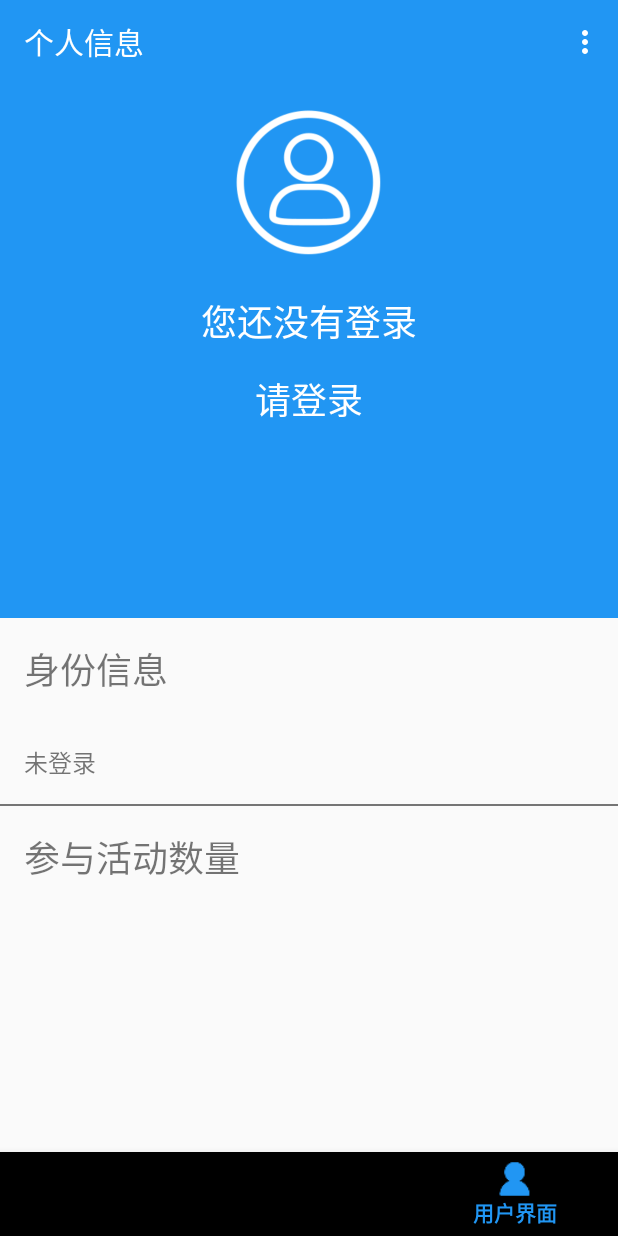
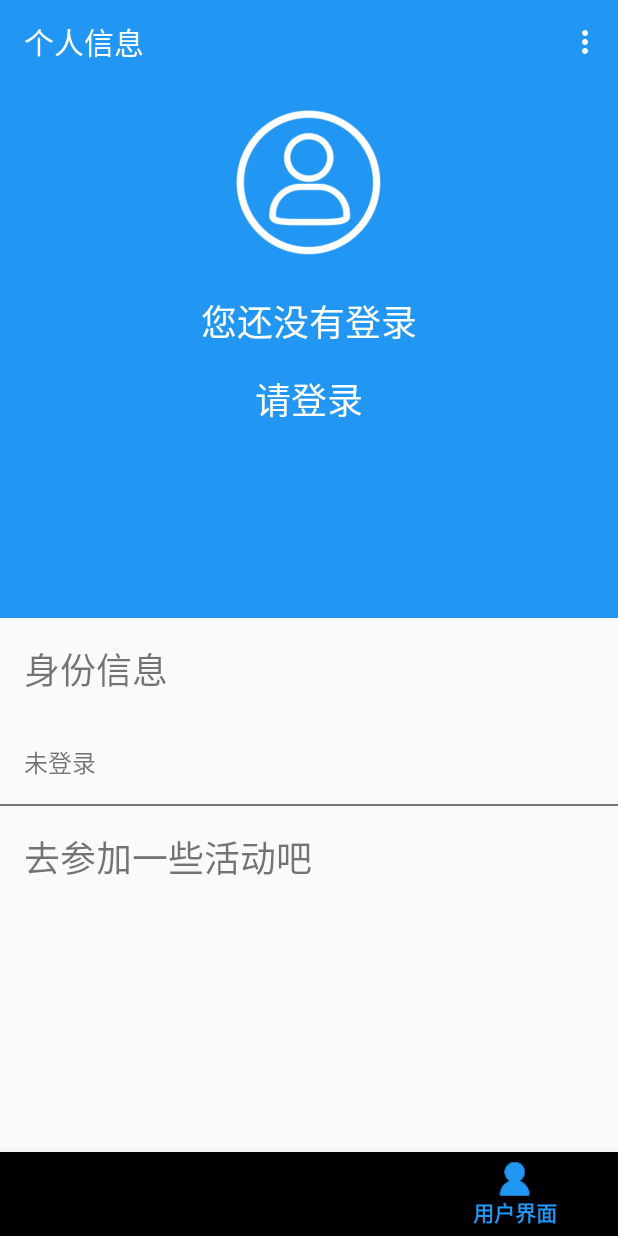
Before and after one commit to YiQunSheng/Campaigo, an Android app: the screen it shows after launch (MainActivity), item 3 of the bottom bar chosen, on a phone screen of 412 x 824 dp. Run offline under Robolectric (Android 15) with nearby library versions, the phone set to English and light mode, and no system bars.

Commit message:
暂时去掉显示参与人数
如上

```diff
--- a/app/src/main/res/layout/fragment_user_info.xml
+++ b/app/src/main/res/layout/fragment_user_info.xml
@@ -77,7 +77,7 @@
                 android:layout_height="1dp" />
             <TextView
                 android:layout_margin="16dp"
-                android:text="参与活动数量"
+                android:text="去参加一些活动吧"
                 android:textSize="24sp"
                 android:layout_width="match_parent"
                 android:layout_height="wrap_content" />
```
